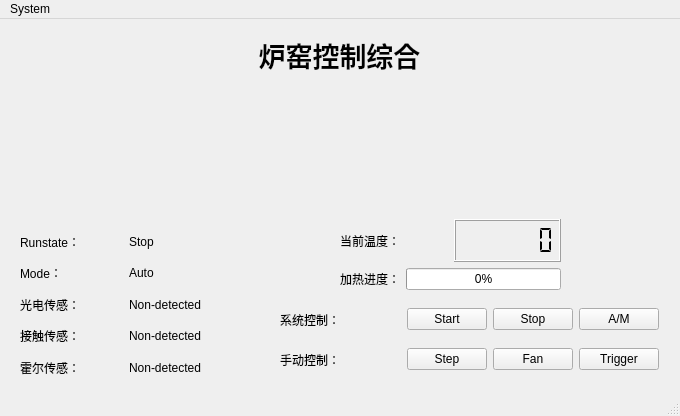
The window that pyqt/Menu.ui (J1shen/ZJU_CSE-Computer_Control) describes before a commit, drawn with Qt 5.
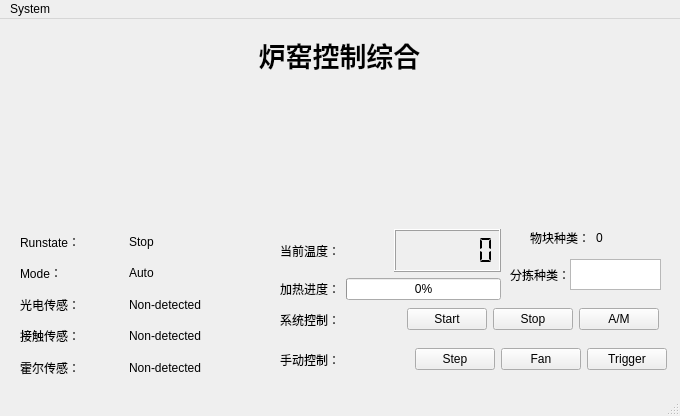
The same window after the commit. Icons and pictures are not drawn.

What changed in the file:
```diff
--- a/pyqt/Menu.ui
+++ b/pyqt/Menu.ui
@@ -203,7 +203,7 @@
      <rect>
       <x>280</x>
       <y>320</y>
-      <width>379</width>
+      <width>387</width>
       <height>41</height>
      </rect>
     </property>
@@ -254,8 +254,8 @@
    <widget class="QWidget" name="layoutWidget">
     <property name="geometry">
      <rect>
-      <x>340</x>
-      <y>200</y>
+      <x>280</x>
+      <y>210</y>
       <width>221</width>
       <height>71</height>
      </rect>
@@ -330,6 +330,55 @@
      <bool>true</bool>
     </property>
    </widget>
+   <widget class="QLabel" name="label_11">
+    <property name="geometry">
+     <rect>
+      <x>510</x>
+      <y>240</y>
+      <width>81</width>
+      <height>31</height>
+     </rect>
+    </property>
+    <property name="text">
+     <string>分拣种类：</string>
+    </property>
+   </widget>
+   <widget class="QTextEdit" name="textEdit">
+    <property name="geometry">
+     <rect>
+      <x>570</x>
+      <y>240</y>
+      <width>91</width>
+      <height>31</height>
+     </rect>
+    </property>
+   </widget>
+   <widget class="QWidget" name="">
+    <property name="geometry">
+     <rect>
+      <x>530</x>
+      <y>210</y>
+      <width>84</width>
+      <height>18</height>
+     </rect>
+    </property>
+    <layout class="QHBoxLayout" name="horizontalLayout_12">
+     <item>
+      <widget class="QLabel" name="label_9">
+       <property name="text">
+        <string>物块种类：</string>
+       </property>
+      </widget>
+     </item>
+     <item>
+      <widget class="QLabel" name="label_type">
+       <property name="text">
+        <string>0</string>
+       </property>
+      </widget>
+     </item>
+    </layout>
+   </widget>
   </widget>
   <widget class="QMenuBar" name="menubar">
    <property name="geometry">
```
Left out of the diff: 2 changed lines with no effect on the pictures.
